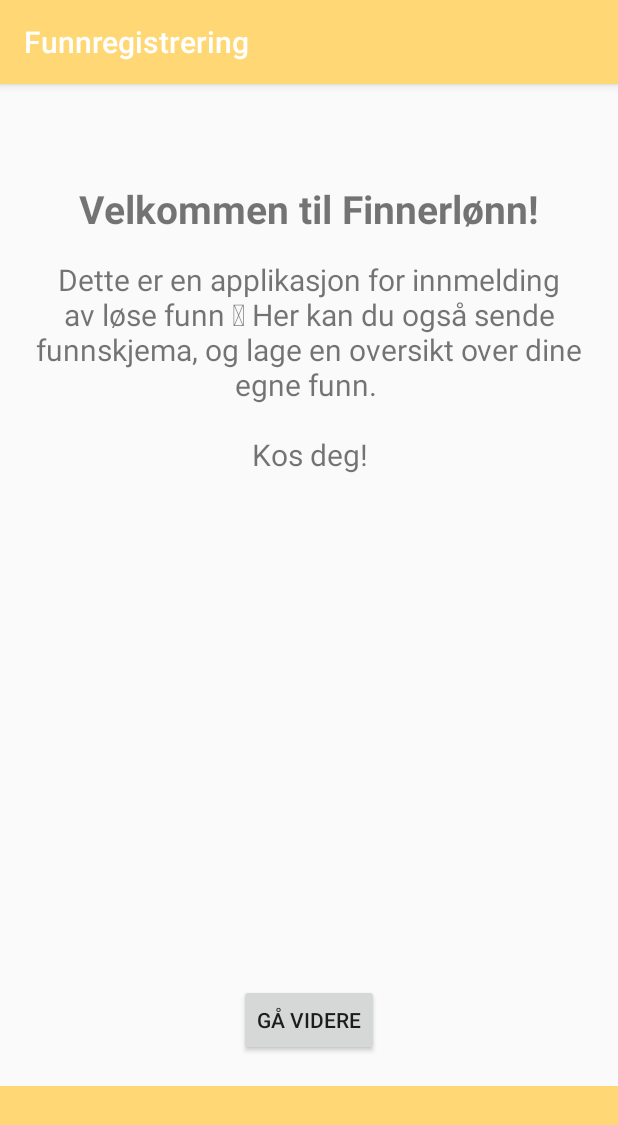
After one commit to T0rRA/Funnregistrering, an Android app: the fragment FragmentIntroPage shown on its own in the app's theme, on a phone screen of 412 x 824 dp. The commit adds this screen. Shown: the top 1125 px of the screen. Run offline under Robolectric (Android 15) with nearby library versions, the phone set to English and light mode, and no system bars.

Commit message:
* Opprettet - FragmentIntroPage.java - fragment_intro_page.xml Opprettet introsiden som kommer opp første gang appen åpnes. Knapp for å hoppe videre til login.
* Endret
- MainActivity.java
- fragment_main.xml
Lagt til knapp for å hoppe til introsiden (slik at vi får den opp i appen under testing).

```diff
--- /dev/null
+++ b/app/src/main/java/com/bachelor_group54/funnregistrering/FragmentIntroPage.java
@@ -0,0 +1,27 @@
+package com.bachelor_group54.funnregistrering;
+
+import android.os.Bundle;
+import android.view.LayoutInflater;
+import android.view.View;
+import android.view.ViewGroup;
+
+import androidx.annotation.NonNull;
+import androidx.annotation.Nullable;
+import androidx.fragment.app.Fragment;
+
+
+public class FragmentIntroPage extends Fragment {
+    private View view;
+
+    @Override
+    public void onCreate(Bundle savedInstanceState) {
+        super.onCreate(savedInstanceState);
+    }
+
+    @Nullable
+    @Override
+    public View onCreateView(@NonNull LayoutInflater inflater, @Nullable ViewGroup container, @Nullable Bundle savedInstanceState) {
+        view = inflater.inflate(R.layout.fragment_intro_page, container, false); //Loads the page from the XML file
+        return view;
+    }
+}
--- a/app/src/main/java/com/bachelor_group54/funnregistrering/MainActivity.java
+++ b/app/src/main/java/com/bachelor_group54/funnregistrering/MainActivity.java
@@ -26,6 +26,7 @@ public class MainActivity extends AppCompatActivity {
     private ViewPager mPager;
     private ScreenSlidePagerAdapter pagerAdapter;
     private FragmentLogin fragmentLogin;
+    private FragmentIntroPage fragmentIntroPage;
 
 
     @Override
@@ -201,6 +202,11 @@ public class MainActivity extends AppCompatActivity {
 
         openFragment(fragmentLogin);
     }
+    public void toIntroPageBtn(View view){ //login page button
+
+        fragmentIntroPage = new FragmentIntroPage();
+        openFragment(fragmentIntroPage);
+    }
 
     public void openFragment(Fragment fragment) {
         mPager.setVisibility(View.GONE); //Sets the main fragments visibility to gone so that the user cannot se or interact with it
--- /dev/null
+++ b/app/src/main/res/layout/fragment_intro_page.xml
@@ -0,0 +1,66 @@
+<?xml version="1.0" encoding="utf-8"?>
+<LinearLayout xmlns:android="http://schemas.android.com/apk/res/android"
+    xmlns:app="http://schemas.android.com/apk/res-auto"
+    android:layout_width="match_parent"
+    android:layout_height="match_parent"
+    android:orientation="vertical"
+    android:paddingTop="20dp">
+
+    <LinearLayout
+        android:layout_width="match_parent"
+        android:layout_height="wrap_content"
+        android:orientation="vertical"
+        android:paddingHorizontal="16dp"
+        android:paddingVertical="45dp">
+        <TextView
+            android:id="@+id/user_name"
+            android:layout_width="match_parent"
+            android:layout_height="wrap_content"
+            android:text="Velkommen til Finnerlønn!"
+            android:textSize="26dp"
+            android:textStyle="bold"
+            android:paddingBottom="16dp"
+            android:textAlignment="center"/>
+        <TextView
+            android:id="@+id/password"
+            android:layout_width="match_parent"
+            android:layout_height="wrap_content"
+            android:text="@string/introText"
+            android:textSize="20dp"
+            android:textAlignment="center"/>
+    </LinearLayout>
+
+    <androidx.constraintlayout.widget.ConstraintLayout
+        android:layout_width="match_parent"
+        android:layout_height="match_parent">
+
+        <LinearLayout
+            android:layout_width="wrap_content"
+            android:layout_height="wrap_content"
+            android:orientation="horizontal"
+            android:paddingBottom="20dp"
+            app:layout_constraintBottom_toTopOf="@id/bottomColor"
+            app:layout_constraintEnd_toEndOf="parent"
+            app:layout_constraintStart_toStartOf="parent">
+
+
+            <Button
+                android:layout_width="wrap_content"
+                android:layout_height="wrap_content"
+                android:onClick="toLoginPageBtn"
+                android:text="Gå videre"/>
+        </LinearLayout>
+
+        <LinearLayout
+            android:id="@+id/bottomColor"
+            android:layout_width="match_parent"
+            android:layout_height="100dp"
+            app:layout_constraintBottom_toBottomOf="parent"
+            app:layout_constraintEnd_toEndOf="parent"
+            app:layout_constraintStart_toStartOf="parent"
+            android:orientation="horizontal"
+            android:background="@color/colorPrimary">
+
+        </LinearLayout>
+    </androidx.constraintlayout.widget.ConstraintLayout>
+</LinearLayout>
--- a/app/src/main/res/layout/fragment_main.xml
+++ b/app/src/main/res/layout/fragment_main.xml
@@ -46,9 +46,9 @@
         <Button
             android:layout_width="match_parent"
             android:layout_height="0dp"
-            android:text="Info og regler"
+            android:text="Intro page"
             android:layout_weight="1"
-            android:onClick="infoBtn"/>
+            android:onClick="toIntroPageBtn"/>
 
        <Button
            android:layout_width="match_parent"
--- a/app/src/main/res/values/strings.xml
+++ b/app/src/main/res/values/strings.xml
@@ -29,4 +29,5 @@
     <string name="confirm_pw">Gjenta passord</string>
     <string name="fragment_enkelt_funn_status_btn_funnmelding">send inn funnmelding</string>
     <string name="enkelt_funn_status_btn_funnskjema">Send inn funnskjema</string>
+    <string name="introText">Dette er en applikasjon for innmelding av løse funn  Her kan du også sende funnskjema, og lage en oversikt over dine egne funn. \n \nKos deg!</string>
 </resources>
```
